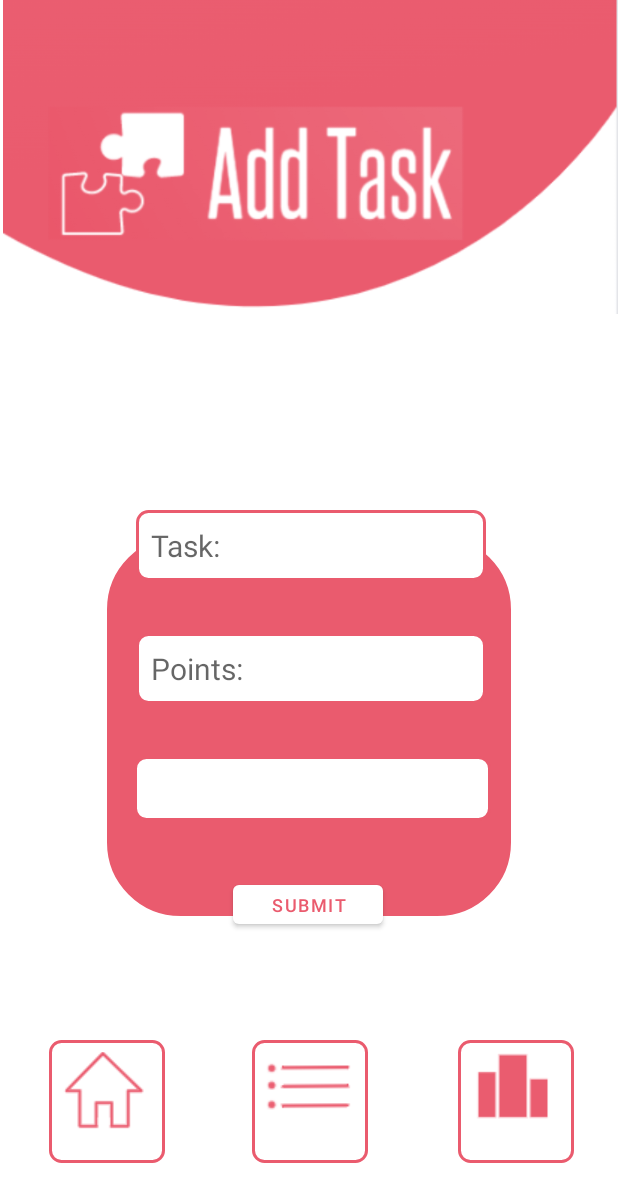
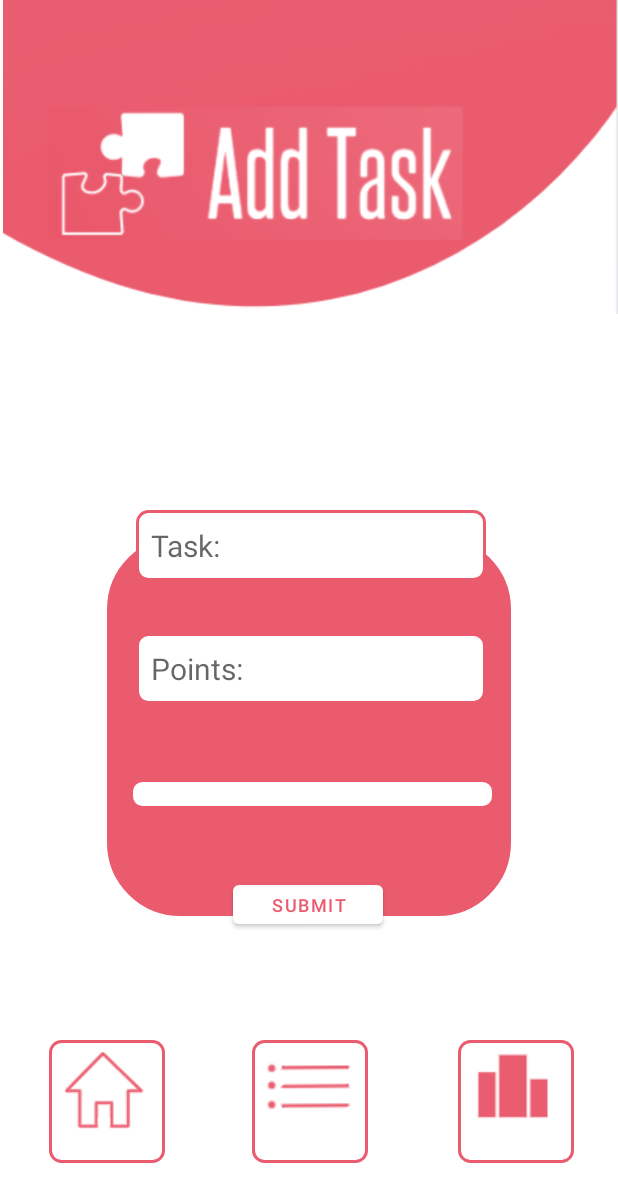
Before and after one commit to Pranav-Pra/GamificationCougarHacks, an Android app: the layout activity_add_task.xml on its own in the app's theme, with its tools: preview values and no code run, on a phone screen of 412 x 824 dp. Shown: the top 1202 px of the screen. Run offline under Robolectric (Android 15) with nearby library versions, the phone set to English and light mode, and no system bars.

```diff
--- a/app/src/main/AndroidManifest.xml
+++ b/app/src/main/AndroidManifest.xml
@@ -19,6 +19,9 @@
             android:name=".ViewTask"
             android:exported="true" />
         <activity
+            android:name=".AddTask"
+            android:exported="true" />
+        <activity
             android:name=".HomeScreen"
             android:exported="true" />
         <activity
--- a/app/src/main/java/com/example/gamification/EmployeeJoinCode.java
+++ b/app/src/main/java/com/example/gamification/EmployeeJoinCode.java
@@ -35,6 +35,7 @@ public class EmployeeJoinCode extends AppCompatActivity {
                         MainActivity.firebaseHelper.updateBoss(code.getBossUid());
                         Log.d("Pranav", code.getBossUid());
                         MainActivity.firebaseHelper.addToBossArray(code.getBossUid(), MainActivity.firebaseHelper.getUid());
+                        MainActivity.firebaseHelper.addToBossNameArray(code.getBossUid(), FirebaseHelper.currentEmployee.getName());
                         found = true;
                         Intent intent = new Intent(getApplicationContext(), MainActivity.class);
                         startActivity(intent);
--- a/app/src/main/java/com/example/gamification/HomeScreen.java
+++ b/app/src/main/java/com/example/gamification/HomeScreen.java
@@ -48,18 +48,18 @@ public class HomeScreen extends AppCompatActivity {
     }
     public void goToTaskScreen(View v) {
         if(level.equals("Boss")) {
-            Intent atIntent = new Intent(getApplicationContext(), AddTask.class);
+            Intent atIntent = new Intent(HomeScreen.this, AddTask.class);
             startActivity(atIntent);
 
         }
         else if(level.equals("Employee")) {
-            Intent vtIntent = new Intent(getApplicationContext(), ViewTask.class);
+            Intent vtIntent = new Intent(HomeScreen.this, ViewTask.class);
             startActivity(vtIntent);
 
         }
     }
     public void goToLeaderboard(View v) {
-        Intent lIntent = new Intent(getApplicationContext(), Leaderboard.class);
+        Intent lIntent = new Intent(HomeScreen.this, Leaderboard.class);
         startActivity(lIntent);
 
     }
--- a/app/src/main/res/layout/activity_add_task.xml
+++ b/app/src/main/res/layout/activity_add_task.xml
@@ -117,6 +117,7 @@
         android:id="@+id/submitBtn"
         android:layout_width="100dp"
         android:layout_height="38dp"
+        android:onClick="addTask"
         android:text="Submit"
         android:textColor="@color/pink_red"
         android:textSize="12sp"
@@ -130,8 +131,9 @@
 
     <Spinner
         android:id="@+id/chooseEmployeeSpinner"
-        android:layout_width="238dp"
-        android:layout_height="43dp"
+        android:layout_width="243dp"
+        android:layout_height="wrap_content"
+        android:spinnerMode="dropdown"
         android:background="@drawable/border"
         app:layout_constraintBottom_toBottomOf="parent"
         app:layout_constraintEnd_toEndOf="parent"
@@ -147,7 +149,7 @@
         android:background="@drawable/border"
         android:ems="10"
         android:hint="Points:"
-        android:inputType="textPersonName"
+        android:inputType="number"
         android:textSize="20sp"
         app:layout_constraintBottom_toBottomOf="parent"
         app:layout_constraintEnd_toEndOf="parent"
```
Also changed, not shown: app/src/main/java/com/example/gamification/AddTask.java (+30 -1 lines), app/src/main/java/com/example/gamification/Boss.java (+8 -0 lines), app/src/main/java/com/example/gamification/FirebaseHelper.java (+10 -2 lines).
